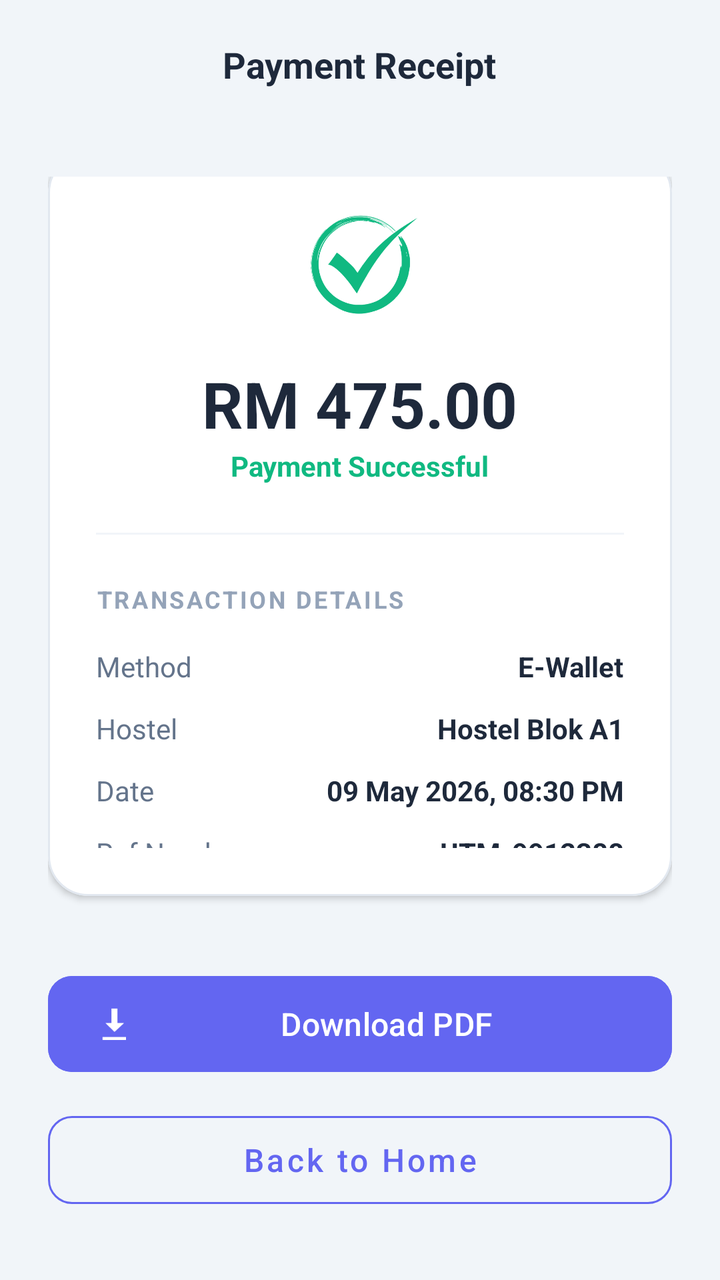
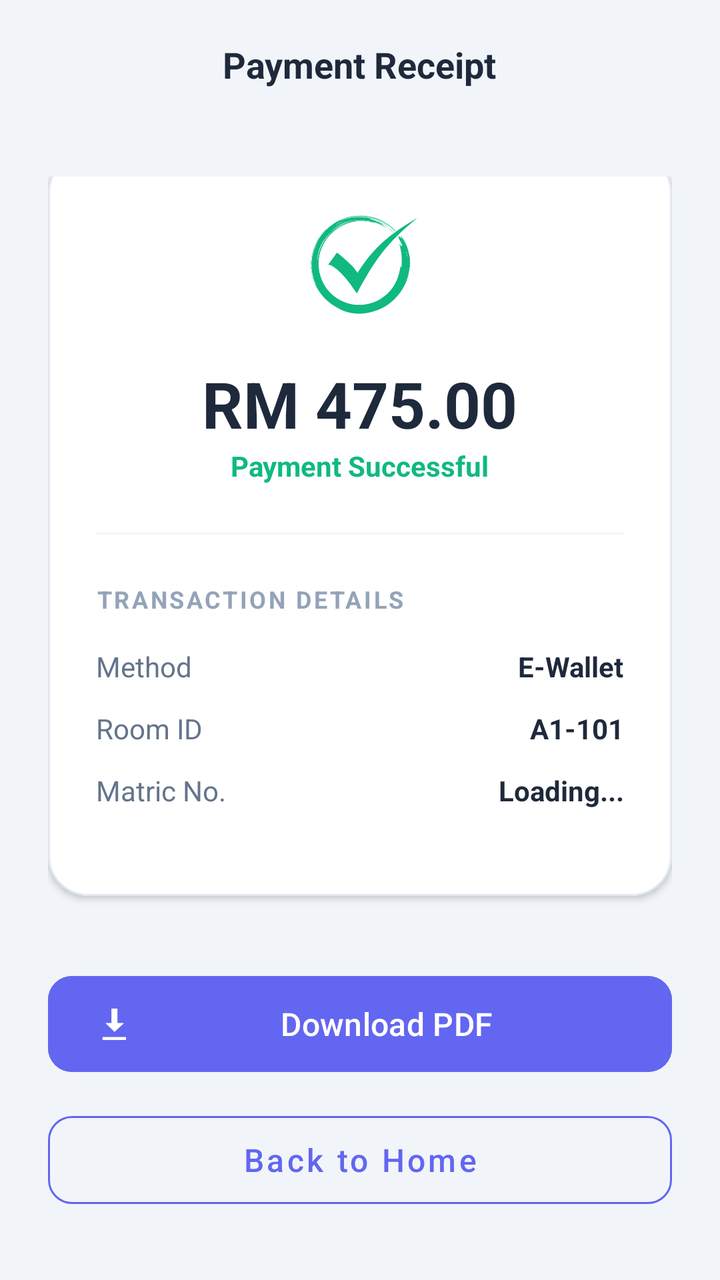

Before-and-after screenshots of an Android layout around one commit, followed by the original layout XML and the change that was made.
<!-- AndroidManifest.xml: application theme Theme.UTMSPACE_HostelBookingSystem -->
<!-- res/layout/activity_receipt.xml -->
<?xml version="1.0" encoding="utf-8"?>
<androidx.constraintlayout.widget.ConstraintLayout xmlns:android="http://schemas.android.com/apk/res/android"
    xmlns:app="http://schemas.android.com/apk/res-auto"
    xmlns:tools="http://schemas.android.com/tools"
    android:layout_width="match_parent"
    android:layout_height="match_parent"
    android:background="#F1F5F9"
    tools:context=".ReceiptActivity">

    
    <RelativeLayout
        android:id="@+id/topBar"
        android:layout_width="match_parent"
        android:layout_height="wrap_content"
        android:padding="20dp"
        app:layout_constraintTop_toTopOf="parent">

        <TextView
            android:layout_width="wrap_content"
            android:layout_height="wrap_content"
            android:layout_centerInParent="true"
            android:text="Payment Receipt"
            android:textColor="#1E293B"
            android:textSize="18sp"
            android:textStyle="bold" />
    </RelativeLayout>

    
    <LinearLayout
        android:layout_width="match_parent"
        android:layout_height="0dp"
        android:gravity="center_vertical"
        android:orientation="vertical"
        android:padding="24dp"
        app:layout_constraintBottom_toTopOf="@+id/buttonContainer"
        app:layout_constraintTop_toBottomOf="@id/topBar">

        
        <com.google.android.material.card.MaterialCardView
            android:id="@+id/receiptCard"
            android:layout_width="match_parent"
            android:layout_height="wrap_content"
            app:cardBackgroundColor="#FFFFFF"
            app:cardCornerRadius="20dp"
            app:cardElevation="2dp"
            app:strokeColor="#E2E8F0"
            app:strokeWidth="1dp">

            <LinearLayout
                android:layout_width="match_parent"
                android:layout_height="wrap_content"
                android:orientation="vertical"
                android:padding="24dp">

                
                <LinearLayout
                    android:layout_width="match_parent"
                    android:layout_height="wrap_content"
                    android:gravity="center"
                    android:orientation="vertical">

                    <ImageView
                        android:layout_width="64dp"
                        android:layout_height="64dp"
                        android:src="@drawable/tick_icon"
                        app:tint="#10B981" />

                    <TextView
                        android:id="@+id/tvTotalAmount"
                        android:layout_width="wrap_content"
                        android:layout_height="wrap_content"
                        android:layout_marginTop="16dp"
                        android:text="RM 475.00"
                        android:textColor="#1E293B"
                        android:textSize="32sp"
                        android:textStyle="bold" />

                    <TextView
                        android:layout_width="wrap_content"
                        android:layout_height="wrap_content"
                        android:text="Payment Successful"
                        android:textColor="#10B981"
                        android:textSize="14sp"
                        android:textStyle="bold" />
                </LinearLayout>

                <View
                    android:layout_width="match_parent"
                    android:layout_height="1dp"
                    android:layout_marginVertical="24dp"
                    android:background="#F1F5F9" />

                
                <TextView
                    android:layout_width="wrap_content"
                    android:layout_height="wrap_content"
                    android:layout_marginBottom="16dp"
                    android:text="TRANSACTION DETAILS"
                    android:textColor="#94A3B8"
                    android:textSize="12sp"
                    android:letterSpacing="0.1"
                    android:textStyle="bold" />

                <RelativeLayout android:layout_width="match_parent" android:layout_height="wrap_content" android:layout_marginBottom="12dp">
                    <TextView android:layout_width="wrap_content" android:layout_height="wrap_content" android:text="Method" android:textColor="#64748B" />
                    <TextView android:id="@+id/tvReceiptMethod" android:layout_width="wrap_content" android:layout_height="wrap_content" android:layout_alignParentEnd="true" android:text="E-Wallet" android:textColor="#1E293B" android:textStyle="bold" />
                </RelativeLayout>

                <RelativeLayout android:layout_width="match_parent" android:layout_height="wrap_content" android:layout_marginBottom="12dp">
                    <TextView android:layout_width="wrap_content" android:layout_height="wrap_content" android:text="Hostel" android:textColor="#64748B" />
                    <TextView android:id="@+id/tvReceiptRoom" android:layout_width="wrap_content" android:layout_height="wrap_content" android:layout_alignParentEnd="true" android:text="Hostel Blok A1" android:textColor="#1E293B" android:textStyle="bold" />
                </RelativeLayout>

                <RelativeLayout android:layout_width="match_parent" android:layout_height="wrap_content" android:layout_marginBottom="12dp">
                    <TextView android:layout_width="wrap_content" android:layout_height="wrap_content" android:text="Date" android:textColor="#64748B" />
                    <TextView android:id="@+id/tvReceiptDate" android:layout_width="wrap_content" android:layout_height="wrap_content" android:layout_alignParentEnd="true" android:text="09 May 2026, 08:30 PM" android:textColor="#1E293B" android:textStyle="bold" />
                </RelativeLayout>

                <RelativeLayout android:layout_width="match_parent" android:layout_height="wrap_content">
                    <TextView android:layout_width="wrap_content" android:layout_height="wrap_content" android:text="Ref Number" android:textColor="#64748B" />
                    <TextView android:id="@+id/tvTransactionId" android:layout_width="wrap_content" android:layout_height="wrap_content" android:layout_alignParentEnd="true" android:text="UTM-9912388" android:textColor="#1E293B" android:textStyle="bold" />
                </RelativeLayout>

            </LinearLayout>
        </com.google.android.material.card.MaterialCardView>

        <TextView
            android:layout_width="match_parent"
            android:layout_height="wrap_content"
            android:layout_marginTop="24dp"
            android:gravity="center"
            android:text="Thank you for staying with UTMSpace!"
            android:textColor="#94A3B8"
            android:textSize="13sp" />

    </LinearLayout>

    
    <LinearLayout
        android:id="@+id/buttonContainer"
        android:layout_width="match_parent"
        android:layout_height="wrap_content"
        android:orientation="vertical"
        android:paddingHorizontal="24dp"
        android:paddingBottom="32dp"
        app:layout_constraintBottom_toBottomOf="parent">

        <com.google.android.material.button.MaterialButton
            android:id="@+id/btnDownload"
            android:layout_width="match_parent"
            android:layout_height="56dp"
            android:text="Download PDF"
            android:textAllCaps="false"
            android:textSize="16sp"
            app:cornerRadius="12dp"
            app:icon="@android:drawable/stat_sys_download"
            android:backgroundTint="#6366F1"/>

        <com.google.android.material.button.MaterialButton
            android:id="@+id/btnBackHome"
            style="@style/Widget.MaterialComponents.Button.OutlinedButton"
            android:layout_width="match_parent"
            android:layout_height="56dp"
            android:layout_marginTop="12dp"
            android:text="Back to Home"
            android:textAllCaps="false"
            android:textColor="#6366F1"
            android:textSize="16sp"
            app:cornerRadius="12dp"
            app:strokeColor="#6366F1" />
    </LinearLayout>

</androidx.constraintlayout.widget.ConstraintLayout>
<!-- resources referenced by this layout -->
<resources>
  <!-- drawable tick_icon: png bitmap (drawable, 144512 bytes) -->
  <style name="Theme.UTMSPACE_HostelBookingSystem" parent="Base.Theme.UTMSPACE_HostelBookingSystem" />
  <style name="Base.Theme.UTMSPACE_HostelBookingSystem" parent="Theme.Material3.DayNight.NoActionBar">
          
          
      </style>
</resources>

<!-- the commit's change to res/layout/activity_receipt.xml (unified diff, before → after) -->
@@ -35,7 +35,6 @@
         app:layout_constraintBottom_toTopOf="@+id/buttonContainer"
         app:layout_constraintTop_toBottomOf="@id/topBar">
 
-        
         <com.google.android.material.card.MaterialCardView
             android:id="@+id/receiptCard"
             android:layout_width="match_parent"
@@ -107,13 +106,19 @@
                 </RelativeLayout>
 
                 <RelativeLayout android:layout_width="match_parent" android:layout_height="wrap_content" android:layout_marginBottom="12dp">
-                    <TextView android:layout_width="wrap_content" android:layout_height="wrap_content" android:text="Hostel" android:textColor="#64748B" />
-                    <TextView android:id="@+id/tvReceiptRoom" android:layout_width="wrap_content" android:layout_height="wrap_content" android:layout_alignParentEnd="true" android:text="Hostel Blok A1" android:textColor="#1E293B" android:textStyle="bold" />
+                    <TextView android:layout_width="wrap_content" android:layout_height="wrap_content" android:text="Room ID" android:textColor="#64748B" />
+                    <TextView android:id="@+id/tvReceiptRoom" android:layout_width="wrap_content" android:layout_height="wrap_content" android:layout_alignParentEnd="true" android:text="A1-101" android:textColor="#1E293B" android:textStyle="bold" />
+                </RelativeLayout>
+
+                
+                <RelativeLayout android:layout_width="match_parent" android:layout_height="wrap_content" android:layout_marginBottom="12dp">
+                    <TextView android:layout_width="wrap_content" android:layout_height="wrap_content" android:text="Matric No." android:textColor="#64748B" />
+                    <TextView android:id="@+id/tvReceiptMatric" android:layout_width="wrap_content" android:layout_height="wrap_content" android:layout_alignParentEnd="true" android:text="Loading..." android:textColor="#1E293B" android:textStyle="bold" />
                 </RelativeLayout>
 
                 <RelativeLayout android:layout_width="match_parent" android:layout_height="wrap_content" android:layout_marginBottom="12dp">
                     <TextView android:layout_width="wrap_content" android:layout_height="wrap_content" android:text="Date" android:textColor="#64748B" />
-                    <TextView android:id="@+id/tvReceiptDate" android:layout_width="wrap_content" android:layout_height="wrap_content" android:layout_alignParentEnd="true" android:text="09 May 2026, 08:30 PM" android:textColor="#1E293B" android:textStyle="bold" />
+                    <TextView android:id="@+id/tvReceiptDate" android:layout_width="wrap_content" android:layout_height="wrap_content" android:layout_alignParentEnd="true" android:text="09 May 2026" android:textColor="#1E293B" android:textStyle="bold" />
                 </RelativeLayout>
 
                 <RelativeLayout android:layout_width="match_parent" android:layout_height="wrap_content">
@@ -132,7 +137,6 @@
             android:text="Thank you for staying with UTMSpace!"
             android:textColor="#94A3B8"
             android:textSize="13sp" />
-
     </LinearLayout>
 
     
